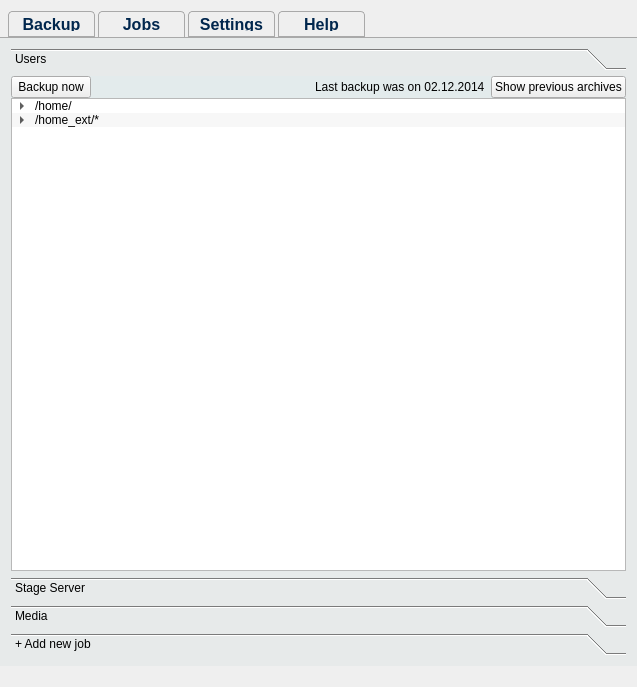
Before: the Qt Designer form mainwindow.ui in Tarsnap/tarsnap-gui, drawn with Qt 5.
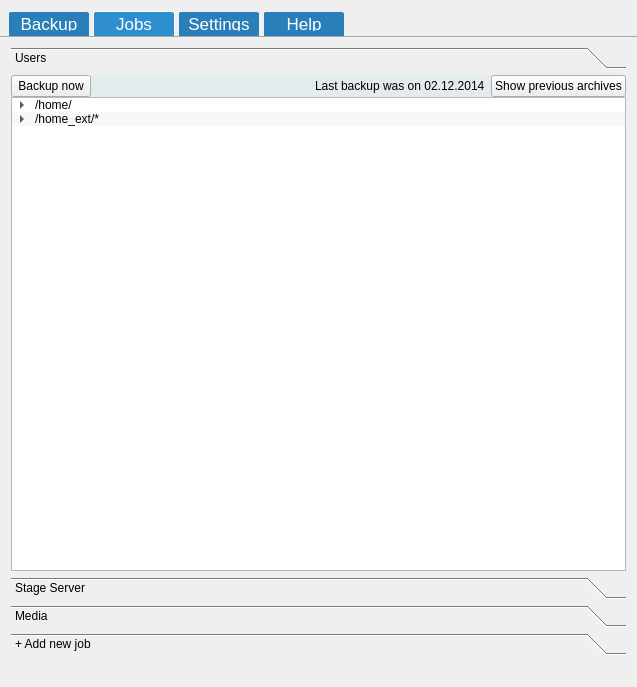
After: the same form once the commit is applied. The open tabs and pages were chosen to show the change. Icons and pictures are not drawn. Custom widgets are drawn as their Qt base class.

```diff
--- a/mainwindow.ui
+++ b/mainwindow.ui
@@ -41,24 +41,23 @@
      </property>
      <property name="styleSheet">
       <string notr="true">QTabBar::tab {
-background: qlineargradient(x1: 0, y1: 0, x2: 0, y2: 1,
-                                stop: 0 #E9EDF1, stop: 1.0 #8A98AD);
-border: 1px solid darkgrey;
-border-bottom-color: darkgrey;
-border-top-left-radius: 4px;
-border-top-right-radius: 4px;
+background: #2980B9;
+border: 1px solid #ECF0F1;
+border-bottom: none;
+border-top-left-radius: 3px;
+border-top-right-radius: 3px;
 padding: 5px;
-width: 75px;
-font-size: 12pt;
-font-weight: bold;
+width: 70px;
+font-size: 13pt;
 margin-left: 3px;
-color: #00264D;
+color: white;
+
 }
 
 QTabBar::tab:selected {
+background: #2e8ece;
+border: 1px solid white;
 border-bottom: none;
-background: qlineargradient(x1: 0, y1: 0, x2: 0, y2: 1,
-                                stop: 0 #E9EDF1, stop: 1.0 #B7BFCD);
 }
 
 QTabWidget::pane { /* The tab widget frame */
@@ -283,7 +282,6 @@
      <widget class="QWidget" name="jobsTab">
       <property name="styleSheet">
        <string notr="true">#jobsTab {
-    background: rgba(198, 214, 215, 50);
     border-top: 1px solid darkgrey;
 }</string>
       </property>
@@ -307,7 +305,7 @@
             <x>0</x>
             <y>0</y>
             <width>597</width>
-            <height>458</height>
+            <height>462</height>
            </rect>
           </property>
           <property name="styleSheet">
```
Left out of the diff: 6 changed lines with no effect on the pictures.
